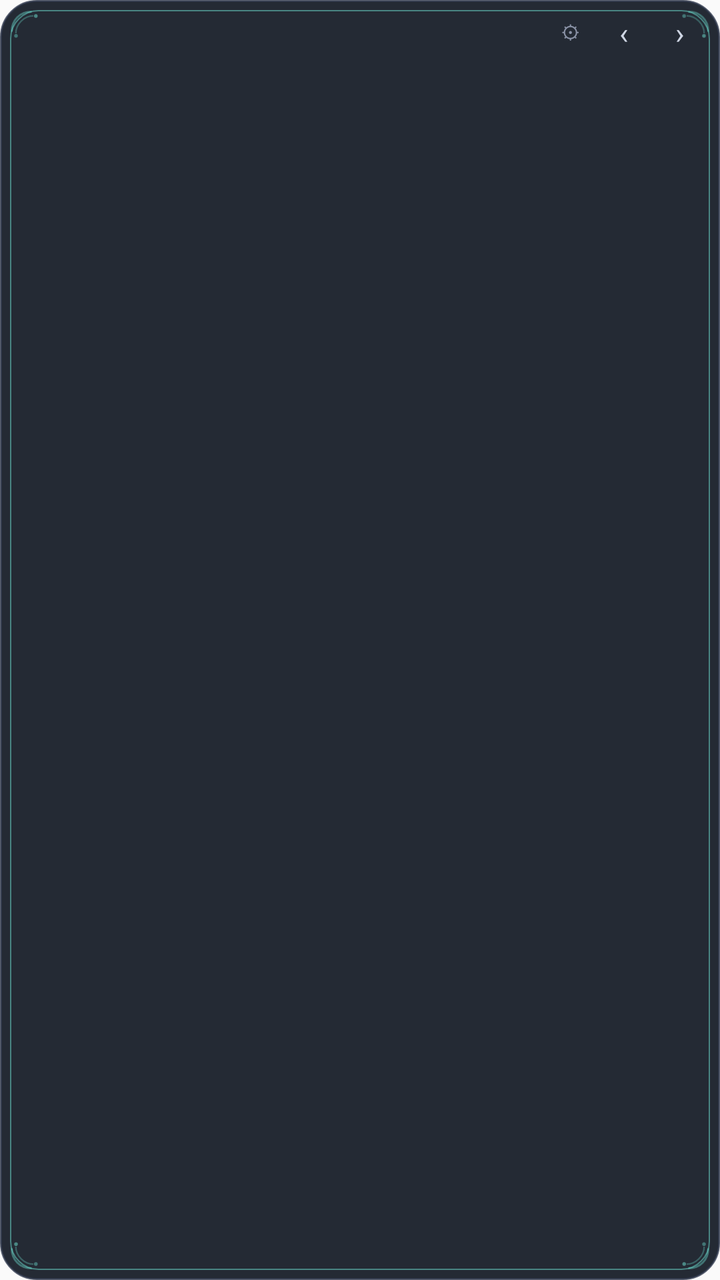
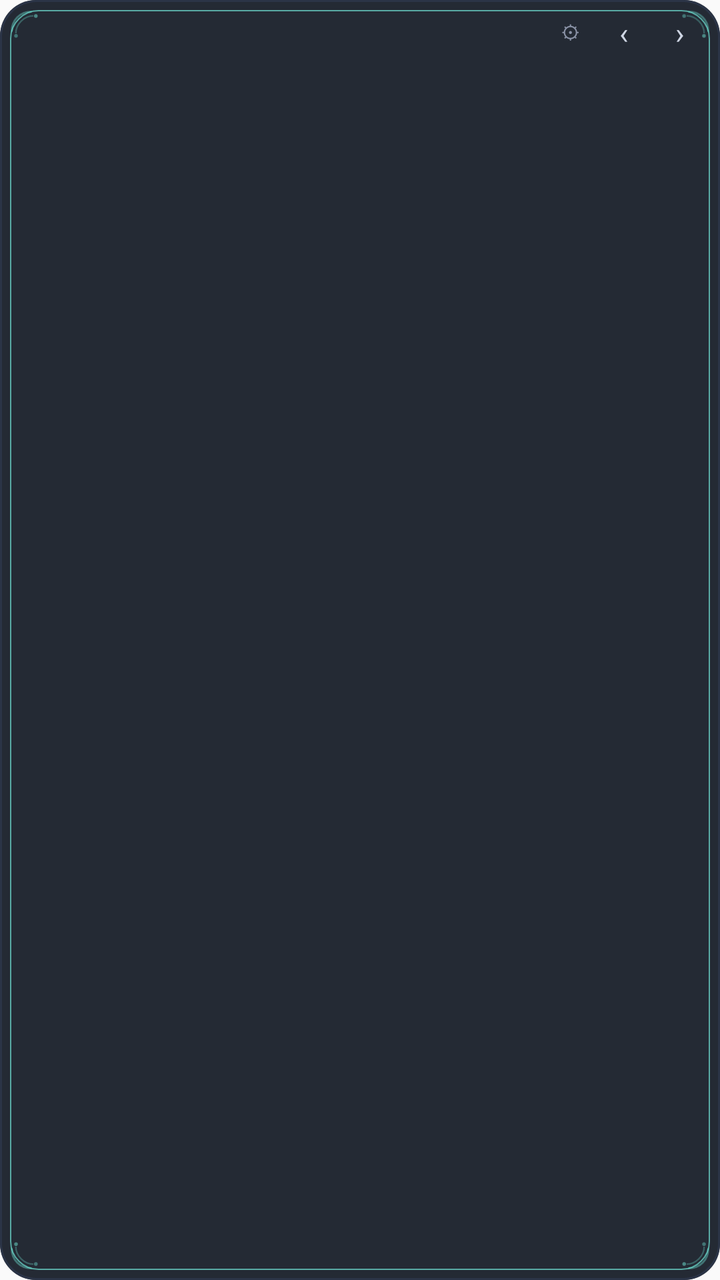

The first picture is an Android layout as it rendered before a commit; the second is the same layout after the commit. The layout source and the unified diff follow.
<!-- AndroidManifest.xml: application theme Theme.HorizonBrief -->
<!-- res/layout/widget_list.xml -->
<?xml version="1.0" encoding="utf-8"?>
<FrameLayout xmlns:android="http://schemas.android.com/apk/res/android"
    android:id="@+id/w_root"
    android:layout_width="match_parent"
    android:layout_height="match_parent"
    android:background="@drawable/bg_widget_a090">

    <ImageView
        android:layout_width="20dp"
        android:layout_height="20dp"
        android:layout_gravity="top|start"
        android:layout_margin="5dp"
        android:contentDescription="@null"
        android:src="@drawable/ic_corner_curl" />

    <ImageView
        android:layout_width="20dp"
        android:layout_height="20dp"
        android:layout_gravity="top|end"
        android:layout_margin="5dp"
        android:contentDescription="@null"
        android:rotation="90"
        android:src="@drawable/ic_corner_curl" />

    <ImageView
        android:layout_width="20dp"
        android:layout_height="20dp"
        android:layout_gravity="bottom|start"
        android:layout_margin="5dp"
        android:contentDescription="@null"
        android:rotation="270"
        android:src="@drawable/ic_corner_curl" />

    <ImageView
        android:layout_width="20dp"
        android:layout_height="20dp"
        android:layout_gravity="bottom|end"
        android:layout_margin="5dp"
        android:contentDescription="@null"
        android:rotation="180"
        android:src="@drawable/ic_corner_curl" />

    <LinearLayout
        android:layout_width="match_parent"
        android:layout_height="match_parent"
        android:orientation="vertical"
        android:paddingStart="14dp"
        android:paddingEnd="6dp"
        android:paddingTop="6dp"
        android:paddingBottom="4dp">

        <LinearLayout
            android:layout_width="match_parent"
            android:layout_height="20dp"
            android:gravity="center_vertical"
            android:orientation="horizontal">

            <TextView
                android:id="@+id/w_date"
                android:layout_width="0dp"
                android:layout_height="wrap_content"
                android:layout_weight="1"
                android:ellipsize="end"
                android:maxLines="1"
                android:singleLine="true"
                android:textColor="#8b93a7"
                android:textSize="10.5sp" />

            <TextView
                android:id="@+id/w_page"
                android:layout_width="wrap_content"
                android:layout_height="wrap_content"
                android:layout_marginStart="6dp"
                android:textColor="#6f7789"
                android:textSize="9.5sp" />

            <TextView
                android:id="@+id/w_set"
                android:layout_width="26dp"
                android:layout_height="20dp"
                android:gravity="center"
                android:text="⚙"
                android:textColor="#8b93a7"
                android:textSize="9.5sp" />

            <TextView
                android:id="@+id/w_prev"
                android:layout_width="28dp"
                android:layout_height="20dp"
                android:gravity="center"
                android:text="‹"
                android:textColor="#cfd6e4"
                android:textSize="15sp" />

            <TextView
                android:id="@+id/w_next"
                android:layout_width="28dp"
                android:layout_height="20dp"
                android:gravity="center"
                android:text="›"
                android:textColor="#cfd6e4"
                android:textSize="15sp" />
        </LinearLayout>

        <ListView
            android:id="@+id/w_list"
            android:layout_width="match_parent"
            android:layout_height="0dp"
            android:layout_weight="1"
            android:clipToPadding="true"
            android:divider="@null"
            android:dividerHeight="0dp"
            android:listSelector="@android:color/transparent"
            android:paddingEnd="12dp"
            android:paddingBottom="10dp"
            android:scrollbars="none" />

        <TextView
            android:id="@android:id/empty"
            android:layout_width="match_parent"
            android:layout_height="wrap_content"
            android:paddingTop="6dp"
            android:textColor="#8b93a7"
            android:textSize="12sp"
            android:visibility="gone" />
    </LinearLayout>
</FrameLayout>
<!-- resources referenced by this layout -->
<resources>
  <!-- drawable bg_widget_a090 (drawable) -->
  <?xml version="1.0" encoding="utf-8"?>
  
  <layer-list xmlns:android="http://schemas.android.com/apk/res/android">
      <item>
          <shape android:shape="rectangle">
              <corners android:radius="18dp" />
              <solid android:color="#E60E1520" />
              <stroke android:width="1dp" android:color="#C62C364A" />
          </shape>
      </item>
      <item android:left="5dp" android:top="5dp" android:right="5dp" android:bottom="5dp">
          <shape android:shape="rectangle">
              <corners android:radius="14dp" />
              <solid android:color="#00000000" />
              <stroke android:width="0.7dp" android:color="#7E6FE3D4" />
          </shape>
      </item>
  </layer-list>
  <!-- drawable ic_corner_curl (drawable) -->
  <?xml version="1.0" encoding="utf-8"?>
  
  <vector xmlns:android="http://schemas.android.com/apk/res/android"
      android:width="24dp"
      android:height="24dp"
      android:viewportWidth="24"
      android:viewportHeight="24">
      <path
          android:fillColor="#00000000"
          android:strokeColor="#666FE3D4"
          android:strokeWidth="1.2"
          android:pathData="M1,13 C1,6 6,1 13,1" />
      <path
          android:fillColor="#00000000"
          android:strokeColor="#4D6FE3D4"
          android:strokeWidth="0.9"
          android:pathData="M3.5,14 C3.5,8.5 8.5,3.5 14,3.5" />
      <path
          android:fillColor="#806FE3D4"
          android:pathData="M15.5,3.6 m-1.1,0 a1.1,1.1 0 1,0 2.2,0 a1.1,1.1 0 1,0 -2.2,0" />
      <path
          android:fillColor="#666FE3D4"
          android:pathData="M3.6,15.5 m-1.1,0 a1.1,1.1 0 1,0 2.2,0 a1.1,1.1 0 1,0 -2.2,0" />
  </vector>
  <style name="Theme.HorizonBrief" parent="Theme.AppCompat.DayNight.NoActionBar">
          <item name="android:statusBarColor">#FF2563EB</item>
          <item name="android:windowLightStatusBar">false</item>
          <item name="android:navigationBarColor">#FFF5F7FB</item>
      </style>
</resources>

<!-- the commit's change to res/layout/widget_list.xml (unified diff, before → after) -->
@@ -1,9 +1,16 @@
 <?xml version="1.0" encoding="utf-8"?>
+
 <FrameLayout xmlns:android="http://schemas.android.com/apk/res/android"
     android:id="@+id/w_root"
     android:layout_width="match_parent"
     android:layout_height="match_parent"
     android:background="@drawable/bg_widget_a090">
+
+    <View
+        android:layout_width="match_parent"
+        android:layout_height="match_parent"
+        android:background="@drawable/frame_widget" />
+
 
     <ImageView
         android:layout_width="20dp"
<!-- resource entries referenced after the edit -->
@@ -1,21 +1,29 @@
 <!-- resources referenced by this layout -->
 <resources>
   <!-- drawable bg_widget_a090 (drawable) -->
+  <?xml version="1.0" encoding="utf-8"?>
+  
+  <shape xmlns:android="http://schemas.android.com/apk/res/android"
+      android:shape="rectangle">
+      <corners android:radius="18dp" />
+      <solid android:color="#E60E1520" />
+  </shape>
+  <!-- drawable frame_widget (drawable) -->
   <?xml version="1.0" encoding="utf-8"?>
   
   <layer-list xmlns:android="http://schemas.android.com/apk/res/android">
       <item>
           <shape android:shape="rectangle">
               <corners android:radius="18dp" />
-              <solid android:color="#E60E1520" />
-              <stroke android:width="1dp" android:color="#C62C364A" />
+              <solid android:color="#00000000" />
+              <stroke android:width="1dp" android:color="#E62C364A" />
           </shape>
       </item>
       <item android:left="5dp" android:top="5dp" android:right="5dp" android:bottom="5dp">
           <shape android:shape="rectangle">
               <corners android:radius="14dp" />
               <solid android:color="#00000000" />
-              <stroke android:width="0.7dp" android:color="#7E6FE3D4" />
+              <stroke android:width="0.7dp" android:color="#B36FE3D4" />
           </shape>
       </item>
   </layer-list>
